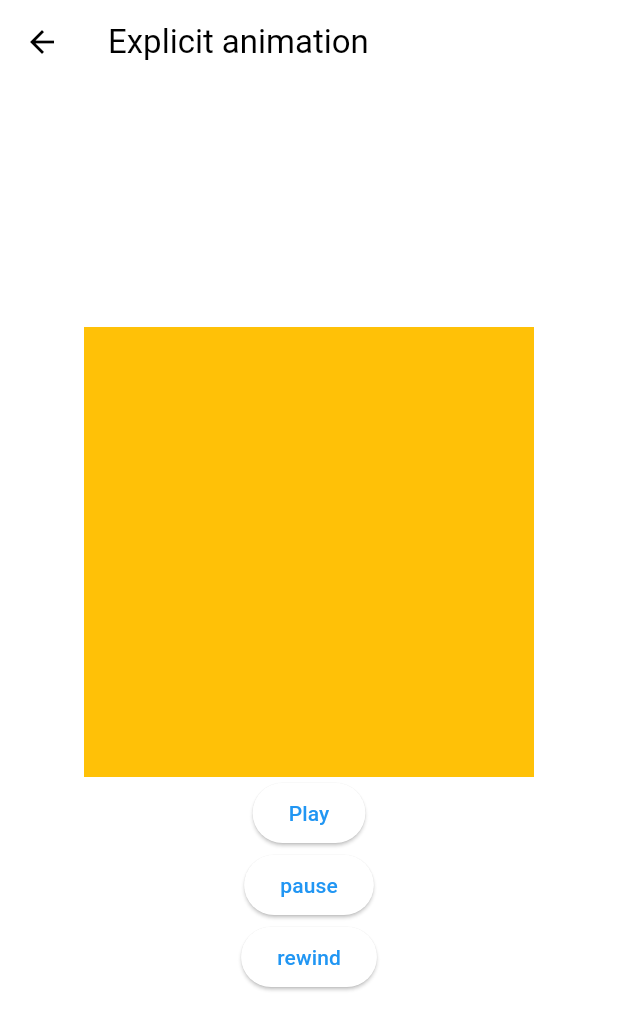
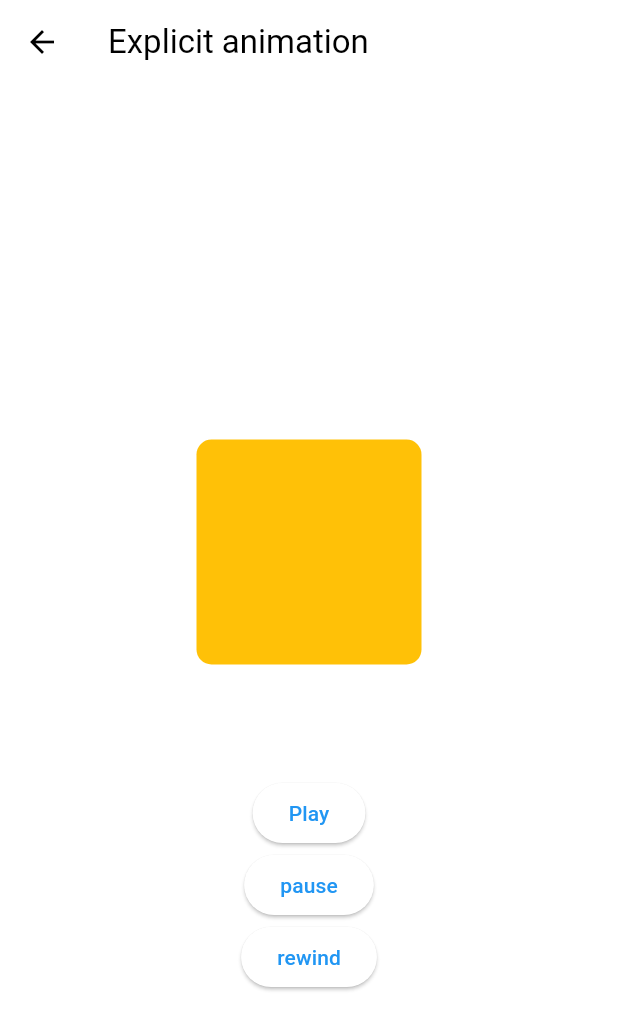
Before and after one commit to hyejj19/flutter_animations_masterclass, a Flutter app: the ExplicitAnimationsScreen screen opened directly, on a phone screen of 412 x 824 dp. Shown: the top 1030 px of the screen. Run offline on Flutter 3.47's test engine with Material 3 defaults, Android fonts, the phone set to English and light mode, and no system bars.

Commit message:
#2.5 Explicit Widgets

```diff
--- a/lib/screens/explicit_animations_screen.dart
+++ b/lib/screens/explicit_animations_screen.dart
@@ -19,8 +19,24 @@ class _ExplicitAnimationsScreenState extends State<ExplicitAnimationsScreen>
     ),
   );
 
-  late final Animation<Color?> _color =
-      ColorTween(begin: Colors.amber, end: Colors.red)
+  late final Animation<Decoration> _decoration = DecorationTween(
+      begin: BoxDecoration(
+        color: Colors.amber,
+        borderRadius: BorderRadius.circular(20),
+      ),
+      end: BoxDecoration(
+        color: Colors.red,
+        borderRadius: BorderRadius.circular(120),
+      )).animate(_animationController);
+
+  late final Animation<double> _rotation =
+      Tween(begin: 0.0, end: 2.0).animate(_animationController);
+
+  late final Animation<double> _scale =
+      Tween(begin: 0.5, end: 2.0).animate(_animationController);
+
+  late final Animation<Offset> _offset =
+      Tween(begin: Offset.zero, end: Offset(0, -0.5))
           .animate(_animationController);
 
   void _play() {
@@ -41,6 +57,12 @@ class _ExplicitAnimationsScreenState extends State<ExplicitAnimationsScreen>
   }
 
   @override
+  void dispose() {
+    _animationController.dispose();
+    super.dispose();
+  }
+
+  @override
   Widget build(BuildContext context) {
     return Scaffold(
       appBar: AppBar(
@@ -50,15 +72,20 @@ class _ExplicitAnimationsScreenState extends State<ExplicitAnimationsScreen>
         mainAxisAlignment: MainAxisAlignment.center,
         children: [
           Center(
-            child: AnimatedBuilder(
-              animation: _color,
-              builder: (context, child) {
-                return Container(
-                  color: _color.value,
-                  width: 300,
-                  height: 300,
-                );
-              },
+            child: SlideTransition(
+              position: _offset,
+              child: ScaleTransition(
+                scale: _scale,
+                child: RotationTransition(
+                  turns: _rotation,
+                  child: DecoratedBoxTransition(
+                      decoration: _decoration,
+                      child: SizedBox(
+                        width: 300,
+                        height: 300,
+                      )),
+                ),
+              ),
             ),
           ),
           ElevatedButton(
```
